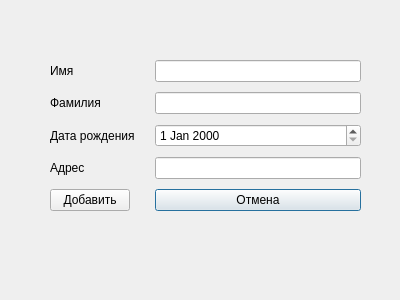
Old version of the form addreader.ui in the repository vladislavvasyukov/library.
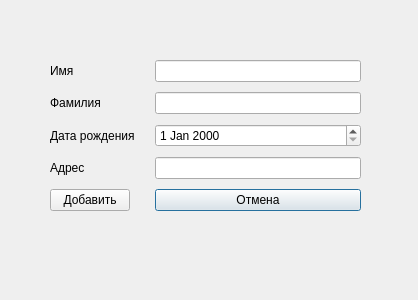
New version of the form.

Commit message: change tableView by click on button

```diff
--- a/addreader.ui
+++ b/addreader.ui
@@ -6,7 +6,7 @@
    <rect>
     <x>0</x>
     <y>0</y>
-    <width>400</width>
+    <width>418</width>
     <height>300</height>
    </rect>
   </property>
```
The commit also changes 5 other files.
